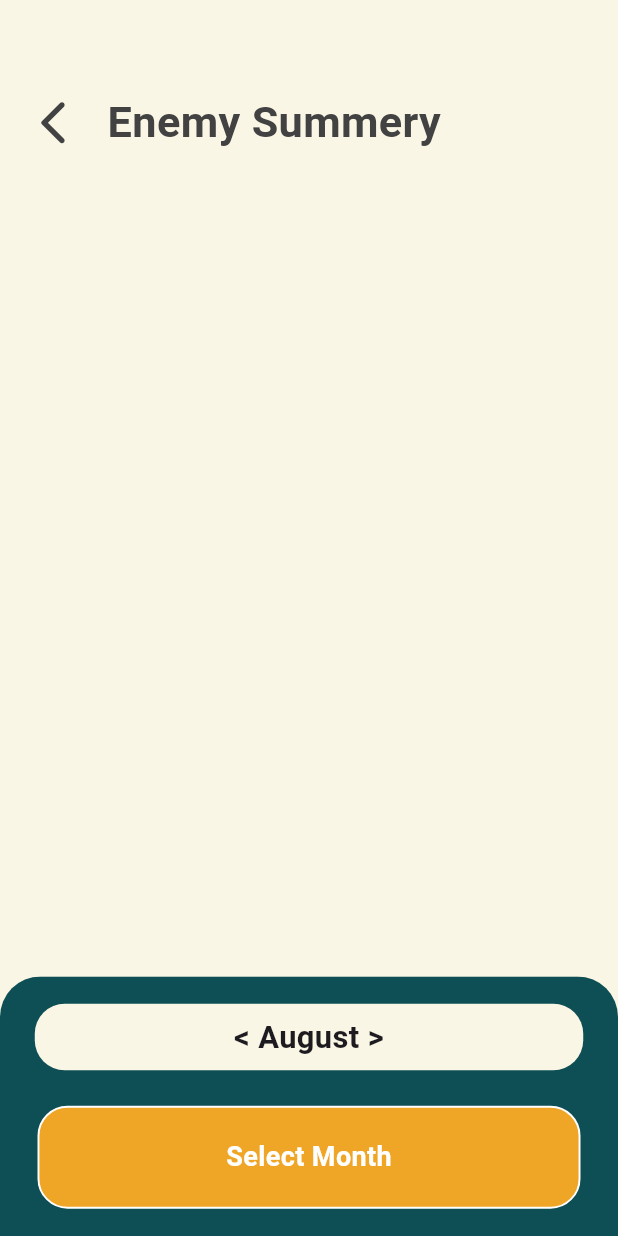
After one commit to mmarchu/Earthworms-SmartFarm, a Flutter app: the Enemylogpage screen opened directly, on a phone screen of 412 x 824 dp. The commit adds this screen. Run offline on Flutter 3.47's test engine with Material 3 defaults, Android fonts, the phone set to English and light mode, and no system bars; drawn by our look-alikes of auto_size_text; our stand-ins replace fl_chart, loading_animation_widget, month_picker_dialog, rxdart, shared_preferences, table_calendar; missing offline and left inert: animated_button_bar, mqtt_client; accounts and stored records are empty; network calls fail; project files that could hold a hidden picture were left out.

Commit message:
EnemyLogSumery
EnemyLogSumery ที่ไม่ได้เป็นแบบ Time Series

```diff
--- a/earthworms/lib/HomeandData/Components/url.dart
+++ b/earthworms/lib/HomeandData/Components/url.dart
@@ -1,49 +1,99 @@
+// class ApiUrl {
+//   //Login
+//   static const String ANDlogin =
+//       'http://10.0.2.2:4000/api/auth/login'; // 'http://192.168.1.40:4000/api/auth/login';
+//   static const String IOSlogin =
+//       'http://127.0.0.1:4000/api/auth/login'; // 'http://192.168.1.40:4000/api/auth/login';
+
+//   //Register
+//   static const String ANDregister =
+//       'http://10.0.2.2:4000/api/auth/register'; // 'http://192.168.1.40:4000/api/auth/register'
+//   static const String IOSregister =
+//       'http://127.0.0.1:4000/api/auth/register'; // 'http://192.168.1.40:4000/api/auth/register'
+
+//   //Get One User
+//   static const String ANDgetoneuser =
+//       'http://10.0.2.2:4000/api/auth/getoneuser'; // 'http://192.168.1.40:4000/api/auth/getoneuser'
+//   static const String IOSgetoneuser =
+//       'http://127.0.0.1:4000/api/auth/getoneuser'; // 'http://192.168.1.40:4000/api/auth/getoneuser'
+
+//   //Create Sensor
+//   static const String ANDcreatesensor =
+//       'http://10.0.2.2:4000/api/sensor/create'; //  'http://192.168.1.40:4000/api/sensor/create'
+//   static const String IOScreatesensor =
+//       'http://127.0.0.1:4000/api/sensor/create'; // 'http://192.168.1.40:4000/api/sensor/create'
+
+//   //Delete Sensor
+//   static const String ANDdeletesensor =
+//       'http://10.0.2.2:4000/api/sensor/delete'; // 'http://192.168.1.40:4000/api/sensor/delete'
+//   static const String IOSdeletesensor =
+//       'http://127.0.0.1:4000/api/sensor/delete'; // 'http://192.168.1.40:4000/api/sensor/delete';
+
+//   //Update Sensor Name
+//   static const String ANDupdateSensorName =
+//       'http://10.0.2.2:4000/api/sensor/update'; // 'http://192.168.1.40:4000/api/sensor/update'
+//   static const String IOSupdateSensorName =
+//       'http://127.0.0.1:4000/api/sensor/update'; // 'http://192.168.1.40:4000/api/sensor/update'
+
+//   //WaterPump
+//   static const String ANDwaterpump =
+//       'http://10.0.2.2:4000/api/gpio/state'; // 'http://192.168.1.40:4000/api/gpio/state;
+//   static const String IOSwaterpump =
+//       'http://127.0.0.1:4000/api/gpio/state'; // 'http://192.168.1.40:4000/api/gpio/state';
+
+//   //Get Data TimeSeries
+//   static const String ANDgetTimeseries =
+//       'http://10.0.2.2:4000/api/timeSeries/get'; // 'http://192.168.1.40:4000/api/timeSeries/get'
+//   static const String IOSgetTimeseries =
+//       'http://127.0.0.1:4000/api/timeSeries/get'; // 'http://192.168.1.40:4000/api/timeSeries/get'
+// }
+
 class ApiUrl {
   //Login
   static const String ANDlogin =
-      'http://10.0.2.2:4000/api/auth/login'; // 'http://192.168.1.40:4000/api/auth/login';
+      'http://192.168.1.161:4000/api/auth/login'; // 'http://192.168.1.40:4000/api/auth/login';
   static const String IOSlogin =
-      'http://127.0.0.1:4000/api/auth/login'; // 'http://192.168.1.40:4000/api/auth/login';
+      'http://192.168.1.161:4000/api/auth/login'; // 'http://192.168.1.40:4000/api/auth/login';
 
   //Register
   static const String ANDregister =
-      'http://10.0.2.2:4000/api/auth/register'; // 'http://192.168.1.40:4000/api/auth/register'
+      'http://192.168.1.161:4000/api/auth/register'; // 'http://192.168.1.40:4000/api/auth/register'
   static const String IOSregister =
-      'http://127.0.0.1:4000/api/auth/register'; // 'http://192.168.1.40:4000/api/auth/register'
+      'http://192.168.1.161:4000/api/auth/register'; // 'http://192.168.1.40:4000/api/auth/register'
 
   //Get One User
   static const String ANDgetoneuser =
-      'http://10.0.2.2:4000/api/auth/getoneuser'; // 'http://192.168.1.40:4000/api/auth/getoneuser'
+      'http://192.168.1.161:4000/api/auth/getoneuser'; // 'http://192.168.1.40:4000/api/auth/getoneuser'
   static const String IOSgetoneuser =
-      'http://127.0.0.1:4000/api/auth/getoneuser'; // 'http://192.168.1.40:4000/api/auth/getoneuser'
+      'http://192.168.1.161:4000/api/auth/getoneuser'; // 'http://192.168.1.40:4000/api/auth/getoneuser'
 
   //Create Sensor
   static const String ANDcreatesensor =
-      'http://10.0.2.2:4000/api/sensor/create'; //  'http://192.168.1.40:4000/api/sensor/create'
+      'http://192.168.1.161:4000/api/sensor/create'; //  'http://192.168.1.40:4000/api/sensor/create'
   static const String IOScreatesensor =
-      'http://127.0.0.1:4000/api/sensor/create'; // 'http://192.168.1.40:4000/api/sensor/create'
+      'http://192.168.1.161:4000/api/sensor/create'; // 'http://192.168.1.40:4000/api/sensor/create'
 
   //Delete Sensor
   static const String ANDdeletesensor =
-      'http://10.0.2.2:4000/api/sensor/delete'; // 'http://192.168.1.40:4000/api/sensor/delete'
+      'http://192.168.1.161:4000/api/sensor/delete'; // 'http://192.168.1.40:4000/api/sensor/delete'
   static const String IOSdeletesensor =
-      'http://127.0.0.1:4000/api/sensor/delete'; // 'http://192.168.1.40:4000/api/sensor/delete';
+      'http://192.168.1.161:4000/api/sensor/delete'; // 'http://192.168.1.40:4000/api/sensor/delete';
 
   //Update Sensor Name
   static const String ANDupdateSensorName =
-      'http://10.0.2.2:4000/api/sensor/update'; // 'http://192.168.1.40:4000/api/sensor/update'
+      'http://192.168.1.161:4000/api/sensor/update'; // 'http://192.168.1.40:4000/api/sensor/update'
   static const String IOSupdateSensorName =
-      'http://127.0.0.1:4000/api/sensor/update'; // 'http://192.168.1.40:4000/api/sensor/update'
+      'http://192.168.1.161:4000/api/sensor/update'; // 'http://192.168.1.40:4000/api/sensor/update'
 
   //WaterPump
   static const String ANDwaterpump =
-      'http://10.0.2.2:4000/api/gpio/state'; // 'http://192.168.1.40:4000/api/gpio/state;
+      'http://192.168.1.161:4000/api/gpio/state'; // 'http://192.168.1.40:4000/api/gpio/state;
   static const String IOSwaterpump =
-      'http://127.0.0.1:4000/api/gpio/state'; // 'http://192.168.1.40:4000/api/gpio/state';
+      'http://192.168.1.161:4000/api/gpio/state'; // 'http://192.168.1.40:4000/api/gpio/state';
 
   //Get Data TimeSeries
   static const String ANDgetTimeseries =
-      'http://10.0.2.2:4000/api/timeSeries/get'; // 'http://192.168.1.40:4000/api/timeSeries/get'
+      'http://192.168.1.161:40000/api/timeSeries/get'; // 'http://192.168.1.40:4000/api/timeSeries/get'
   static const String IOSgetTimeseries =
-      'http://127.0.0.1:4000/api/timeSeries/get'; // 'http://192.168.1.40:4000/api/timeSeries/get'
+      'http://192.168.1.161:4000/api/timeSeries/get'; // 'http://192.168.1.40:4000/api/timeSeries/get'
 }
--- /dev/null
+++ b/earthworms/lib/HomeandData/EnemylogPage.dart
@@ -0,0 +1,255 @@
+import 'dart:convert';
+import 'dart:io';
+import 'package:auto_size_text/auto_size_text.dart';
+import 'package:earthworms/HomeandData/Components/url.dart';
+import 'package:flutter/material.dart';
+import 'package:flutter/services.dart';
+import 'package:month_picker_dialog/month_picker_dialog.dart';
+import 'package:intl/intl.dart';
+import 'package:shared_preferences/shared_preferences.dart';
+import 'package:http/http.dart' as http;
+
+class Enemylogpage extends StatefulWidget {
+  const Enemylogpage({super.key});
+
+  @override
+  State<Enemylogpage> createState() => _EnemylogpageState();
+}
+
+Future<String?> loadData(String key) async {
+  SharedPreferences prefs = await SharedPreferences.getInstance();
+  return prefs.getString(key);
+}
+
+class _EnemylogpageState extends State<Enemylogpage> {
+  String dateSelect = '';
+
+  @override
+  void initState() {
+    super.initState();
+    _SendThisMonthToApi();
+  }
+
+// Select Month
+  void _selectMonth(BuildContext context) async {
+    final DateTime? selectedDate = await showMonthPicker(
+        context: context,
+        initialDate: DateTime.now(),
+        firstDate: DateTime(2024),
+        lastDate: DateTime.now(),
+        headerColor: Color(0xff0e4f55),
+        selectedMonthTextColor: Color.fromRGBO(250, 246, 229, 1),
+        unselectedMonthTextColor: Color(0xff0e4f55),
+        selectedMonthBackgroundColor: Color(0xff0e4f55),
+        confirmWidget: Text(
+          "Next",
+          style: TextStyle(
+            color: Color(0xff0e4f55),
+          ),
+        ),
+        cancelWidget: Text(
+          "Cancel",
+          style: TextStyle(
+            color: Color(0xff0e4f55),
+          ),
+        ));
+
+    if (selectedDate != null) {
+      final json = {
+        //"sensor_id": widget.sensorId,
+        //"period": "monthly",
+        "date": DateFormat('yyyy-MM').format(selectedDate),
+      };
+      final displayDate = DateFormat.MMMM('en_US').format(selectedDate);
+      print(displayDate);
+      _updateDateData(displayDate);
+      _sendDataToApi(json);
+    }
+  }
+
+// Send this month to Api
+  void _SendThisMonthToApi() {
+    final today = DateTime.now();
+    final json = {
+      //"sensor_id": widget.sensorId,
+      //"period": "monthly",
+      "date": DateFormat('yyyy-MM').format(today),
+    };
+    final displayDate = DateFormat.MMMM('en_US').format(today);
+    print(displayDate);
+    _updateDateData(displayDate);
+    _sendDataToApi(json);
+  }
+
+// update display Date
+  void _updateDateData(String newDate) {
+    setState(() {
+      dateSelect = newDate;
+    });
+  }
+
+// Api Get Data
+  Future<void> _sendDataToApi(final json) async {
+    String? token = await loadData('Token');
+    var url;
+
+    if (Platform.isAndroid) {
+      url = ApiUrl.ANDgetTimeseries;
+    } else if (Platform.isIOS) {
+      url = ApiUrl.IOSgetTimeseries;
+    }
+
+    final response = await http.post(Uri.parse(url),
+        headers: <String, String>{
+          'Content-Type': 'application/json; charset=UTF-8',
+          'Authorization': 'Bearer $token',
+        },
+        body: jsonEncode(json));
+
+    if (response.statusCode == 200) {
+      // var decodedData = jsonDecode(response.body);
+      // print('Decoded Data: $decodedData');
+      // setState(() {
+      //   _data = decodedData;
+      //   period = _period;
+      // });
+    } else {
+      print('${response.statusCode}: ${response.reasonPhrase}');
+    }
+  }
+
+  @override
+  Widget build(BuildContext context) {
+    return LayoutBuilder(builder: (context, Constraints) {
+      final screenWidth = MediaQuery.of(context).size.width;
+      final screenHeight = MediaQuery.of(context).size.height;
+      final smallestDimension =
+          screenWidth < screenHeight ? screenWidth : screenHeight;
+      final textScaleFactor = smallestDimension / 400;
+
+      return AnnotatedRegion<SystemUiOverlayStyle>(
+        value: SystemUiOverlayStyle.dark,
+        child: Scaffold(
+          backgroundColor: Color.fromRGBO(250, 246, 229, 1),
+          body: Stack(
+            children: [
+              Container(
+                height: screenHeight,
+                child: Column(
+                  children: [
+                    Padding(
+                      padding: EdgeInsets.only(
+                          top: 55 * textScaleFactor,
+                          left: 10 * textScaleFactor),
+                      child: Column(
+                        children: [
+                          Row(
+                            children: [
+                              IconButton(
+                                  onPressed: () {
+                                    Navigator.pop(context);
+                                  },
+                                  icon: Icon(
+                                    Icons.arrow_back_ios_rounded,
+                                    size: 35,
+                                    color: Colors.grey[800],
+                                  )),
+                              Padding(
+                                padding:
+                                    EdgeInsets.only(left: 10 * textScaleFactor),
+                                child: Text(
+                                  'Enemy Summery',
+                                  style: TextStyle(
+                                      fontSize: 28 * textScaleFactor,
+                                      color: Colors.grey[800],
+                                      fontWeight: FontWeight.bold),
+                                ),
+                              )
+                            ],
+                          )
+                        ],
+                      ),
+                    )
+                  ],
+                ),
+              ),
+              Positioned(
+                top: screenHeight * 0.79,
+                left: 0,
+                right: 0,
+                bottom: 0,
+                child: ClipRRect(
+                  borderRadius: BorderRadius.only(
+                    topLeft: Radius.circular(27),
+                    topRight: Radius.circular(27),
+                  ),
+                  child: Container(
+                    color: Color(0xff0e4f55),
+                    child: Column(
+                      mainAxisAlignment: MainAxisAlignment.center,
+                      children: [
+                        SizedBox(
+                          width: 355 * textScaleFactor,
+                          height: 43 * textScaleFactor,
+                          child: DecoratedBox(
+                            decoration: BoxDecoration(
+                                color: Color.fromRGBO(250, 246, 229, 1),
+                                borderRadius: BorderRadius.circular(20)),
+                            child: Center(
+                              child: Row(
+                                mainAxisAlignment: MainAxisAlignment.center,
+                                children: [
+                                  SizedBox(
+                                    width: 340 * textScaleFactor,
+                                    child: AutoSizeText(
+                                      '< $dateSelect >', ///////////////////////////////////
+                                      style: TextStyle(
+                                          fontSize: 20 * textScaleFactor,
+                                          fontWeight: FontWeight.bold),
+                                      maxLines: 1,
+                                      textAlign: TextAlign.center,
+                                    ),
+                                  )
+                                ],
+                              ),
+                            ),
+                          ),
+                        ),
+                        SizedBox(height: 23 * textScaleFactor),
+                        InkWell(
+                          onTap: () {
+                            _selectMonth(context);
+                          },
+                          child: Container(
+                            padding: EdgeInsets.all(20),
+                            margin: EdgeInsets.symmetric(horizontal: 25),
+                            decoration: BoxDecoration(
+                              color: Color.fromRGBO(239, 165, 38, 1),
+                              borderRadius: BorderRadius.circular(20),
+                              border:
+                                  Border.all(color: Colors.white, width: 1.3),
+                            ),
+                            child: Center(
+                              child: Text(
+                                'Select Month',
+                                style: TextStyle(
+                                  color: Colors.white,
+                                  fontWeight: FontWeight.bold,
+                                  fontSize: 18,
+                                ),
+                              ),
+                            ),
+                          ),
+                        ),
+                      ],
+                    ),
+                  ),
+                ),
+              )
+            ],
+          ),
+        ),
+      );
+    });
+  }
+}
--- a/earthworms/lib/HomeandData/homepage.dart
+++ b/earthworms/lib/HomeandData/homepage.dart
@@ -4,7 +4,8 @@ import 'dart:io';
 import 'package:auto_size_text/auto_size_text.dart';
 import 'package:earthworms/HomeandData/AddSensorPage.dart';
 import 'package:earthworms/HomeandData/Components/url.dart';
-import 'package:earthworms/HomeandData/EnemyPage.dart';
+import 'package:earthworms/HomeandData/EnemylogPage.dart';
+import 'package:earthworms/NewHomePage/EnemyPage.dart';
 import 'package:earthworms/HomeandData/SensorDetailPage.dart';
 import 'package:earthworms/MainFunction/LoginPage.dart';
 import 'package:flutter/material.dart';
@@ -166,7 +167,7 @@ class _HomePageState extends State<HomePage> with WidgetsBindingObserver {
     switch (index) {
       case 0:
         Navigator.push(
-            context, MaterialPageRoute(builder: (context) => Enemypage()));
+            context, MaterialPageRoute(builder: (context) => Enemylogpage()));
         break;
       case 1:
         Navigator.push(
```
Also changed, not shown: earthworms/lib/NewHomePage/EnemyPage.dart (renamed from earthworms/lib/HomeandData/EnemyPage.dart).
